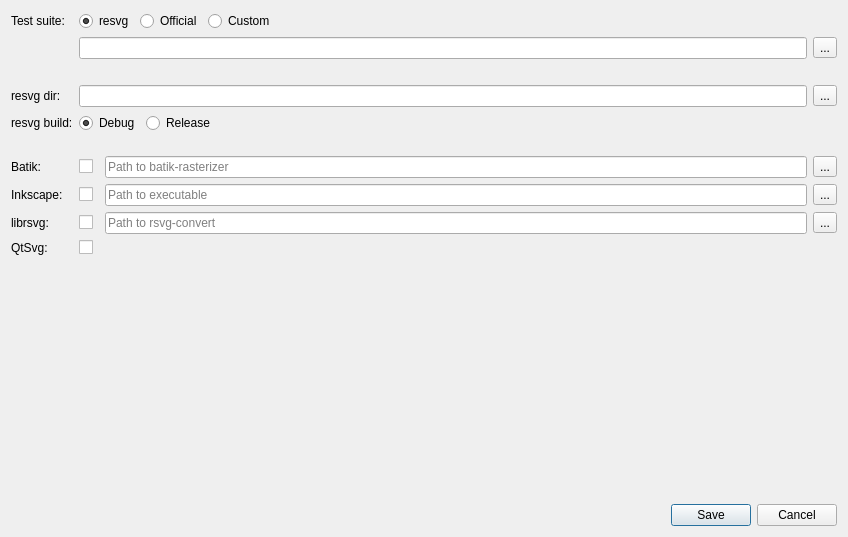
First picture: the form in tools/vdiff/src/settingsdialog.ui, repository RazrFalcon/resvg-test-suite, before the edit.
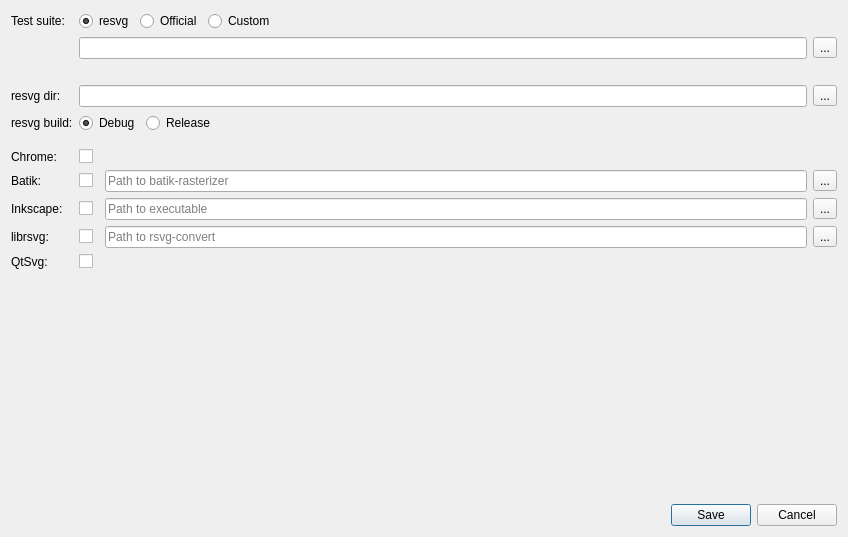
Second picture: the form after the edit.

```diff
--- a/tools/vdiff/src/settingsdialog.ui
+++ b/tools/vdiff/src/settingsdialog.ui
@@ -16,7 +16,7 @@
   <layout class="QVBoxLayout" name="verticalLayout">
    <item>
     <layout class="QGridLayout" name="gridLayout">
-     <item row="9" column="1">
+     <item row="10" column="1">
       <widget class="QCheckBox" name="chBoxUseLibrsvg">
        <property name="sizePolicy">
         <sizepolicy hsizetype="Fixed" vsizetype="Fixed">
@@ -26,14 +26,14 @@
        </property>
       </widget>
      </item>
-     <item row="8" column="2">
+     <item row="9" column="2">
       <widget class="QLineEdit" name="lineEditInkscape">
        <property name="placeholderText">
         <string>Path to executable</string>
        </property>
       </widget>
      </item>
-     <item row="8" column="1">
+     <item row="9" column="1">
       <widget class="QCheckBox" name="chBoxUseInkscape">
        <property name="sizePolicy">
         <sizepolicy hsizetype="Fixed" vsizetype="Fixed">
@@ -50,7 +50,7 @@
        </property>
       </widget>
      </item>
-     <item row="10" column="1">
+     <item row="11" column="1">
       <widget class="QCheckBox" name="chBoxUseQtSvg">
        <property name="sizePolicy">
         <sizepolicy hsizetype="Fixed" vsizetype="Fixed">
@@ -67,7 +67,7 @@
        </property>
       </widget>
      </item>
-     <item row="9" column="2">
+     <item row="10" column="2">
       <widget class="QLineEdit" name="lineEditRsvg">
        <property name="placeholderText">
         <string>Path to rsvg-convert</string>
@@ -81,35 +81,35 @@
        </property>
       </widget>
      </item>
-     <item row="8" column="3">
+     <item row="9" column="3">
       <widget class="QToolButton" name="btnSelectInkscape">
        <property name="text">
         <string>...</string>
        </property>
       </widget>
      </item>
-     <item row="9" column="0">
+     <item row="10" column="0">
       <widget class="QLabel" name="label_4">
        <property name="text">
         <string>librsvg:</string>
        </property>
       </widget>
      </item>
-     <item row="10" column="0">
+     <item row="11" column="0">
       <widget class="QLabel" name="label_8">
        <property name="text">
         <string>QtSvg:</string>
        </property>
       </widget>
      </item>
-     <item row="7" column="0">
+     <item row="8" column="0">
       <widget class="QLabel" name="label_9">
        <property name="text">
         <string>Batik:</string>
        </property>
       </widget>
      </item>
-     <item row="7" column="1">
+     <item row="8" column="1">
       <widget class="QCheckBox" name="chBoxUseBatik">
        <property name="sizePolicy">
         <sizepolicy hsizetype="Fixed" vsizetype="Fixed">
@@ -119,14 +119,14 @@
        </property>
       </widget>
      </item>
-     <item row="7" column="2">
+     <item row="8" column="2">
       <widget class="QLineEdit" name="lineEditBatik">
        <property name="placeholderText">
         <string>Path to batik-rasterizer</string>
        </property>
       </widget>
      </item>
-     <item row="7" column="3">
+     <item row="8" column="3">
       <widget class="QToolButton" name="btnSelectBatik">
        <property name="text">
         <string>...</string>
@@ -219,14 +219,14 @@
        </property>
       </spacer>
      </item>
-     <item row="8" column="0">
+     <item row="9" column="0">
       <widget class="QLabel" name="label_3">
        <property name="text">
         <string>Inkscape:</string>
        </property>
       </widget>
      </item>
-     <item row="9" column="3">
+     <item row="10" column="3">
       <widget class="QToolButton" name="btnSelectRsvg">
        <property name="text">
         <string>...</string>
@@ -301,6 +301,23 @@
        </property>
       </spacer>
      </item>
+     <item row="7" column="0">
+      <widget class="QLabel" name="label_10">
+       <property name="text">
+        <string>Chrome:</string>
+       </property>
+      </widget>
+     </item>
+     <item row="7" column="1">
+      <widget class="QCheckBox" name="chBoxUseChrome">
+       <property name="sizePolicy">
+        <sizepolicy hsizetype="Fixed" vsizetype="Fixed">
+         <horstretch>0</horstretch>
+         <verstretch>0</verstretch>
+        </sizepolicy>
+       </property>
+      </widget>
+     </item>
     </layout>
    </item>
    <item>
```
